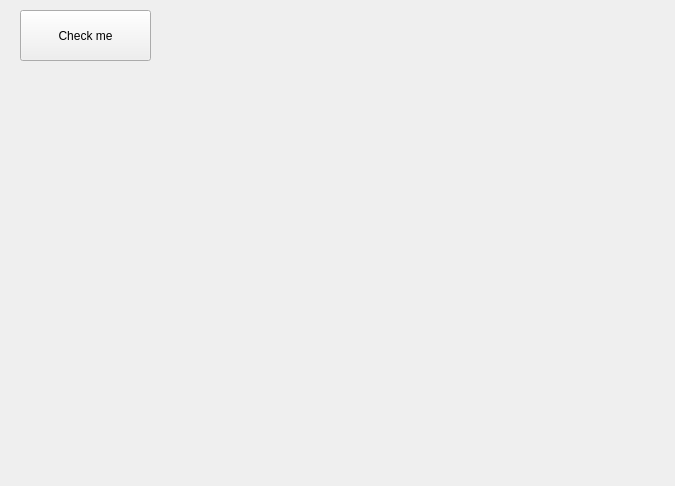
Qt form app/ui/main_window.ui (SHIINASAMA/ocr_pipeline) before a commit.
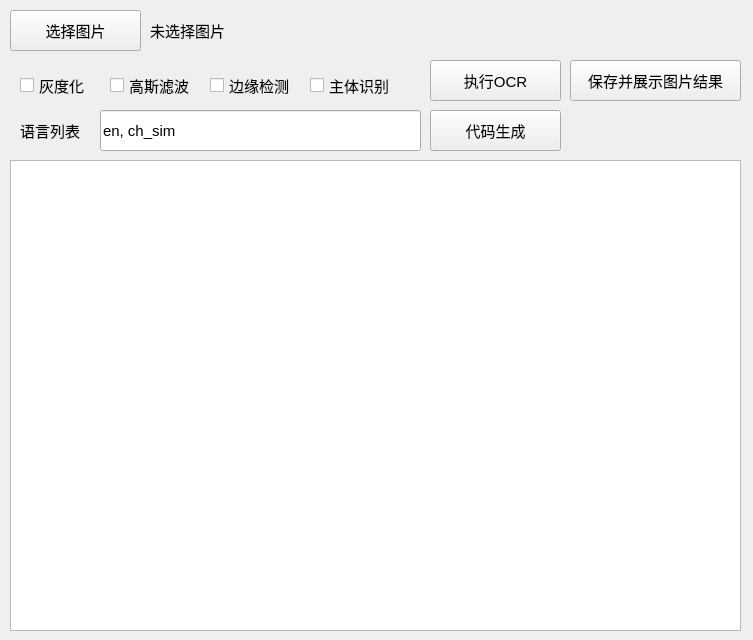
The same form after that commit.

Commit message: 更新主窗口UI，添加OCR功能和图像处理选项；修改.gitignore以排除临时文件；更新requirements.txt以包含新依赖项。

The edit to the form file:
```diff
--- a/app/ui/main_window.ui
+++ b/app/ui/main_window.ui
@@ -6,10 +6,22 @@
    <rect>
     <x>0</x>
     <y>0</y>
-    <width>675</width>
-    <height>486</height>
+    <width>753</width>
+    <height>640</height>
    </rect>
   </property>
+  <property name="minimumSize">
+   <size>
+    <width>753</width>
+    <height>640</height>
+   </size>
+  </property>
+  <property name="maximumSize">
+   <size>
+    <width>753</width>
+    <height>640</height>
+   </size>
+  </property>
   <property name="windowTitle">
    <string>MainWindow</string>
   </property>
@@ -17,14 +29,209 @@
    <widget class="QPushButton" name="pushButton">
     <property name="geometry">
      <rect>
-      <x>20</x>
+      <x>10</x>
       <y>10</y>
       <width>131</width>
-      <height>51</height>
+      <height>41</height>
      </rect>
     </property>
+    <property name="font">
+     <font>
+      <pointsize>11</pointsize>
+     </font>
+    </property>
     <property name="text">
-     <string>Check me</string>
+     <string>选择图片</string>
+    </property>
+   </widget>
+   <widget class="QLabel" name="image_path">
+    <property name="geometry">
+     <rect>
+      <x>150</x>
+      <y>10</y>
+      <width>591</width>
+      <height>41</height>
+     </rect>
+    </property>
+    <property name="font">
+     <font>
+      <pointsize>11</pointsize>
+     </font>
+    </property>
+    <property name="text">
+     <string>未选择图片</string>
+    </property>
+   </widget>
+   <widget class="QCheckBox" name="enable_gray">
+    <property name="geometry">
+     <rect>
+      <x>20</x>
+      <y>70</y>
+      <width>101</width>
+      <height>31</height>
+     </rect>
+    </property>
+    <property name="font">
+     <font>
+      <pointsize>11</pointsize>
+     </font>
+    </property>
+    <property name="text">
+     <string>灰度化</string>
+    </property>
+   </widget>
+   <widget class="QCheckBox" name="enable_gass_blur">
+    <property name="geometry">
+     <rect>
+      <x>110</x>
+      <y>70</y>
+      <width>101</width>
+      <height>31</height>
+     </rect>
+    </property>
+    <property name="font">
+     <font>
+      <pointsize>11</pointsize>
+     </font>
+    </property>
+    <property name="text">
+     <string>高斯滤波</string>
+    </property>
+   </widget>
+   <widget class="QCheckBox" name="enable_edged">
+    <property name="geometry">
+     <rect>
+      <x>210</x>
+      <y>70</y>
+      <width>101</width>
+      <height>31</height>
+     </rect>
+    </property>
+    <property name="font">
+     <font>
+      <pointsize>11</pointsize>
+     </font>
+    </property>
+    <property name="text">
+     <string>边缘检测</string>
+    </property>
+   </widget>
+   <widget class="QCheckBox" name="enable_main_body">
+    <property name="geometry">
+     <rect>
+      <x>310</x>
+      <y>70</y>
+      <width>101</width>
+      <height>31</height>
+     </rect>
+    </property>
+    <property name="font">
+     <font>
+      <pointsize>11</pointsize>
+     </font>
+    </property>
+    <property name="text">
+     <string>主体识别</string>
+    </property>
+   </widget>
+   <widget class="QPushButton" name="show_image_btn">
+    <property name="geometry">
+     <rect>
+      <x>570</x>
+      <y>60</y>
+      <width>171</width>
+      <height>41</height>
+     </rect>
+    </property>
+    <property name="font">
+     <font>
+      <pointsize>11</pointsize>
+     </font>
+    </property>
+    <property name="text">
+     <string>保存并展示图片结果</string>
+    </property>
+   </widget>
+   <widget class="QPushButton" name="run_ocr_btn">
+    <property name="geometry">
+     <rect>
+      <x>430</x>
+      <y>60</y>
+      <width>131</width>
+      <height>41</height>
+     </rect>
+    </property>
+    <property name="font">
+     <font>
+      <pointsize>11</pointsize>
+     </font>
+    </property>
+    <property name="text">
+     <string>执行OCR</string>
+    </property>
+   </widget>
+   <widget class="QTableView" name="table_view">
+    <property name="geometry">
+     <rect>
+      <x>10</x>
+      <y>160</y>
+      <width>731</width>
+      <height>471</height>
+     </rect>
+    </property>
+   </widget>
+   <widget class="QLineEdit" name="lang_input">
+    <property name="geometry">
+     <rect>
+      <x>100</x>
+      <y>110</y>
+      <width>321</width>
+      <height>41</height>
+     </rect>
+    </property>
+    <property name="font">
+     <font>
+      <pointsize>11</pointsize>
+     </font>
+    </property>
+    <property name="text">
+     <string>en, ch_sim</string>
+    </property>
+   </widget>
+   <widget class="QLabel" name="label">
+    <property name="geometry">
+     <rect>
+      <x>20</x>
+      <y>110</y>
+      <width>71</width>
+      <height>41</height>
+     </rect>
+    </property>
+    <property name="font">
+     <font>
+      <pointsize>11</pointsize>
+     </font>
+    </property>
+    <property name="text">
+     <string>语言列表</string>
+    </property>
+   </widget>
+   <widget class="QPushButton" name="gen_code_btn">
+    <property name="geometry">
+     <rect>
+      <x>430</x>
+      <y>110</y>
+      <width>131</width>
+      <height>41</height>
+     </rect>
+    </property>
+    <property name="font">
+     <font>
+      <pointsize>11</pointsize>
+     </font>
+    </property>
+    <property name="text">
+     <string>代码生成</string>
     </property>
    </widget>
   </widget>
```
Left out of the diff: 4 changed lines with no effect on the pictures. The commit also changes 4 other files.
